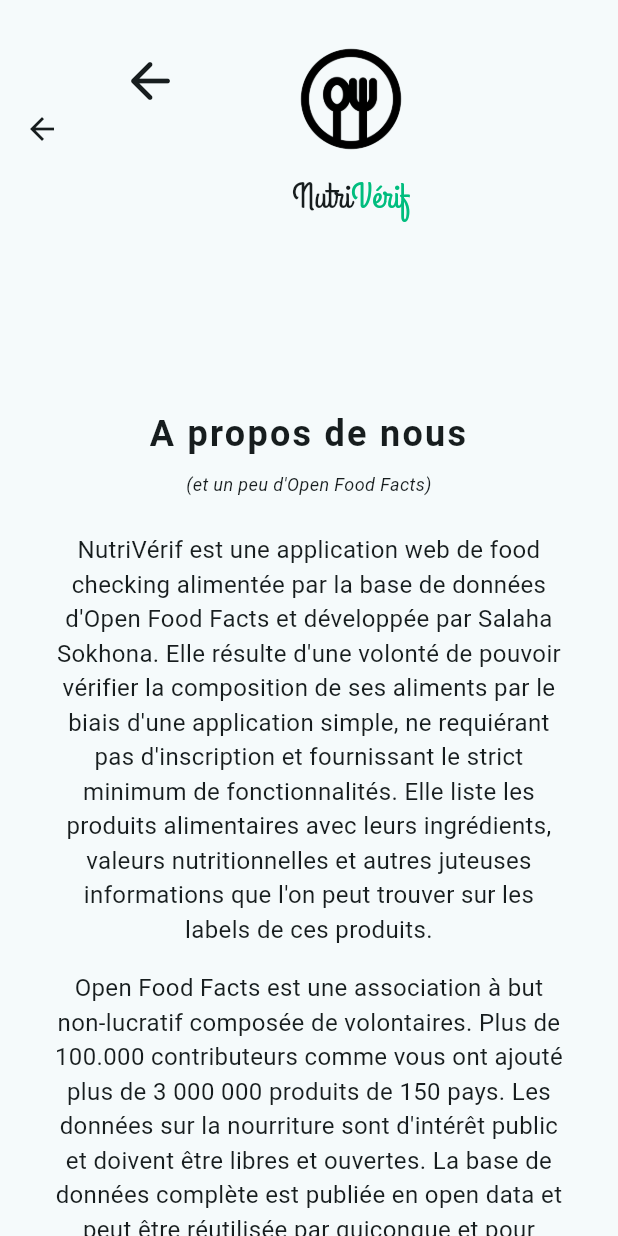
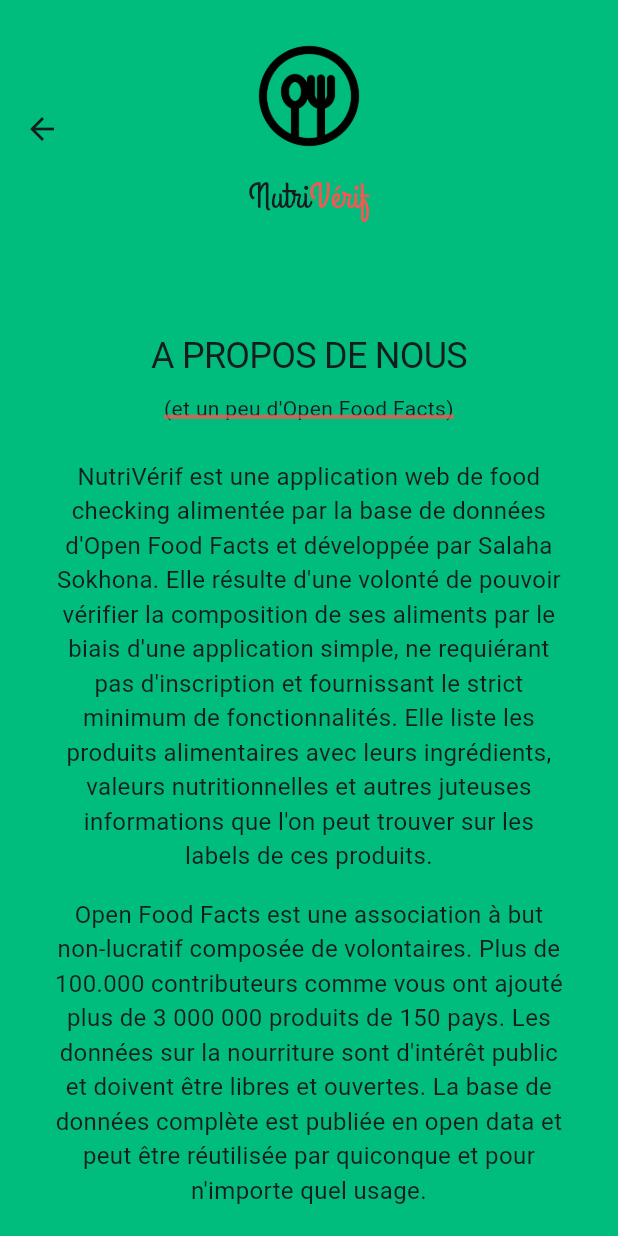
Before and after one commit to salaahl/nutriverif_app_by_flutter, a Flutter app: the AboutPage screen opened by its route, on a phone screen of 412 x 824 dp. Run offline on Flutter 3.47's test engine with Material 3 defaults, Android fonts, the phone set to English and light mode, and no system bars; our stand-ins replace youtube_player_flutter; network calls fail.

Commit message:
ajustements graphiques

```diff
--- a/lib/app.dart
+++ b/lib/app.dart
@@ -16,6 +16,8 @@ class MyApp extends StatelessWidget {
       routes: {
         '/': (context) => HomePage(),
         '/about': (context) => AboutPage(),
+        '/products': (context) => Placeholder(),
+        '/products/:productId': (context) => Placeholder(),
       },
       initialRoute: '/',
     );
--- a/lib/providers/products_provider.dart
+++ b/lib/providers/products_provider.dart
@@ -192,7 +192,7 @@ class ProductsProvider with ChangeNotifier {
 
   Future<void> fetchSuggestedProducts({String? id, String? category}) async {
     if (_suggestedProductsIsLoading)
-      return; // Ne pas refaire un appel si déjà en cours
+      return;
 
     id ??= _product.id;
     category ??= _product.category;
--- a/lib/screens/about_page.dart
+++ b/lib/screens/about_page.dart
@@ -10,22 +10,23 @@ class AboutPage extends StatelessWidget {
     return Scaffold(
       appBar: PreferredSize(
         preferredSize: const Size.fromHeight(172),
-        child: customAppBar(),
+        child: customAppBar(Color.fromRGBO(0, 189, 126, 1), Colors.redAccent),
       ),
-      body: ListView(
+      body: Container(
+        decoration: BoxDecoration(color: Color.fromRGBO(0, 189, 126, 1)),
+        child: ListView(
           children: [
             Padding(
               padding: const EdgeInsets.symmetric(horizontal: 16),
               child: Column(
                 children: [
-                SizedBox(height: 100),
+                  SizedBox(height: 48),
                   Text(
-                  'A propos de nous',
+                    'A PROPOS DE NOUS',
                     style: TextStyle(
                       fontSize: 24,
-                    fontWeight: FontWeight.bold,
-                    letterSpacing: 1.5,
-                    textBaseline: TextBaseline.alphabetic,
+                      fontWeight: FontWeight.w400,
+                      letterSpacing: -0.5,
                     ),
                     textAlign: TextAlign.center,
                   ),
@@ -33,15 +34,14 @@ class AboutPage extends StatelessWidget {
                   Text(
                     '(et un peu d\'Open Food Facts)',
                     style: TextStyle(
-                    fontSize: 12, // text-xs
-                    fontStyle: FontStyle.italic,
-                    backgroundColor:
-                        Colors
-                            .transparent, // background-size style non nécessaire
+                      fontSize: 14,
+                      decoration: TextDecoration.underline,
+                      decorationThickness: 4,
+                      decorationColor: const Color.fromRGBO(255, 82, 82, 0.75),
                     ),
                     textAlign: TextAlign.center,
                   ),
-                SizedBox(height: 24), // espacement avant le texte
+                  SizedBox(height: 24),
                   Padding(
                     padding: const EdgeInsets.symmetric(horizontal: 16.0),
                     child: Text(
@@ -69,6 +69,7 @@ class AboutPage extends StatelessWidget {
             ),
           ],
         ),
+      ),
     );
   }
 
--- a/lib/widgets/my_app_bar.dart
+++ b/lib/widgets/my_app_bar.dart
@@ -1,23 +1,17 @@
 import 'package:flutter/material.dart';
 
-Widget customAppBar() {
+Widget customAppBar([
+  Color backgroundColor = Colors.transparent,
+  Color titleColor = const Color.fromRGBO(0, 189, 126, 1),
+]) {
   return AppBar(
-    title: Stack(
-      children: [
-        // Icone de retour en position absolue
-        Positioned(
-          left: 0,
-          child: IconButton(
-            icon: const Icon(Icons.arrow_back_rounded, size: 40),
-            onPressed: () {
-              // Navigator.pop(context);
-            },
-          ),
-        ),
-
-        // Contenu centré
-        Center(
+    backgroundColor: backgroundColor,
+    centerTitle: true, // S'assurer que la flèche n'affecte pas le centrage
+    title:
+        const SizedBox.shrink(), // On met un titre vide pour éviter les conflits
+    flexibleSpace: Center(
       child: Column(
+        mainAxisAlignment: MainAxisAlignment.center,
         children: [
           Image.asset(
             'assets/images/logo.png',
@@ -26,7 +20,7 @@ Widget customAppBar() {
             fit: BoxFit.contain,
           ),
           const SizedBox(height: 10),
-              const Text.rich(
+          Text.rich(
             TextSpan(
               text: 'Nutri',
               style: TextStyle(
@@ -41,7 +35,7 @@ Widget customAppBar() {
                     fontFamily: 'Grand Hotel',
                     fontSize: 24,
                     fontWeight: FontWeight.w300,
-                        color: Color.fromRGBO(0, 189, 126, 1),
+                    color: titleColor,
                   ),
                 ),
               ],
@@ -50,7 +44,5 @@ Widget customAppBar() {
         ],
       ),
     ),
-      ],
-    ),
   );
 }
```
Also changed, not shown: 1 other file. Lines whose indentation alone changed are shown as unchanged.
